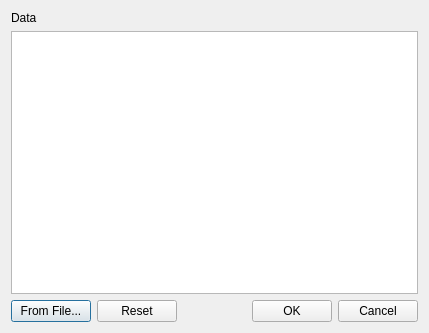
This is frontend_qt/extData.ui in novcom/zint as Qt 5 draws it before an edit. The edited form follows.
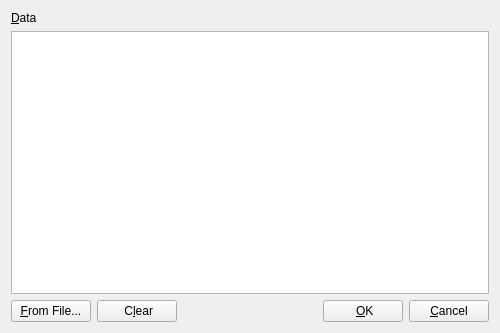
This is the edited form. Icons and pictures are not drawn.

Diff of the .ui file:
```diff
--- a/frontend_qt/extData.ui
+++ b/frontend_qt/extData.ui
@@ -6,7 +6,7 @@
    <rect>
     <x>0</x>
     <y>0</y>
-    <width>429</width>
+    <width>500</width>
     <height>333</height>
    </rect>
   </property>
@@ -24,7 +24,13 @@
    <item>
     <widget class="QLabel" name="label">
      <property name="text">
-      <string>Data</string>
+      <string>&amp;Data</string>
+     </property>
+     <property name="toolTip">
+      <string>Input data</string>
+     </property>
+     <property name="buddy">
+      <cstring>txtDataInput</cstring>
      </property>
     </widget>
    </item>
@@ -45,22 +51,28 @@
      </property>
      <item>
       <widget class="QPushButton" name="btnFromFile">
+       <property name="autoDefault">
+        <bool>false</bool>
+       </property>
        <property name="text">
-        <string>From File...</string>
+        <string>&amp;From File...</string>
        </property>
       </widget>
      </item>
      <item>
-      <widget class="QPushButton" name="btnReset">
+      <widget class="QPushButton" name="btnDataClear">
+       <property name="autoDefault">
+        <bool>false</bool>
+       </property>
        <property name="text">
-        <string>Reset</string>
+        <string> C&amp;lear</string>
        </property>
       </widget>
      </item>
      <item>
-      <spacer name="horizontalSpacer">
-       <property name="orientation">
-        <enum>Qt::Horizontal</enum>
+      <widget class="QStatusBar" name="statusBarData">
+       <property name="sizeGripEnabled">
+        <bool>false</bool>
        </property>
        <property name="sizeHint" stdset="0">
         <size>
@@ -68,19 +80,32 @@
          <height>20</height>
         </size>
        </property>
-      </spacer>
+      </widget>
      </item>
      <item>
       <widget class="QPushButton" name="btnOK">
+       <property name="autoDefault">
+        <bool>false</bool>
+       </property>
        <property name="text">
-        <string>OK</string>
+        <string> &amp;OK</string>
+       </property>
+       <property name="toolTip">
+        <string>Close window and update input data
+Line Feeds (0xA0) will be escaped as &quot;\n&quot;</string>
        </property>
       </widget>
      </item>
      <item>
       <widget class="QPushButton" name="btnCancel">
+       <property name="autoDefault">
+        <bool>false</bool>
+       </property>
        <property name="text">
-        <string>Cancel</string>
+        <string>&amp;Cancel</string>
+       </property>
+       <property name="toolTip">
+        <string>Close window without updating input data</string>
        </property>
       </widget>
      </item>
```
Left out of the diff: 24 changed lines with no effect on the pictures.
